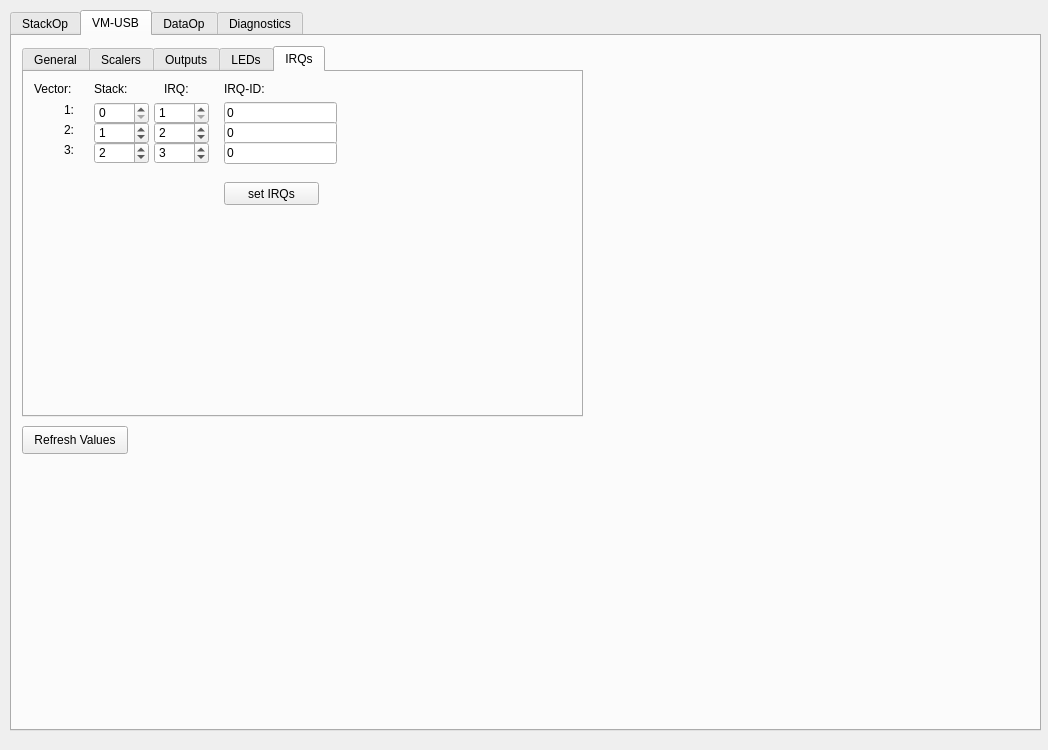
Above: mvmecontrol.ui from flueke/mvme before the change. Below: the same form after it.
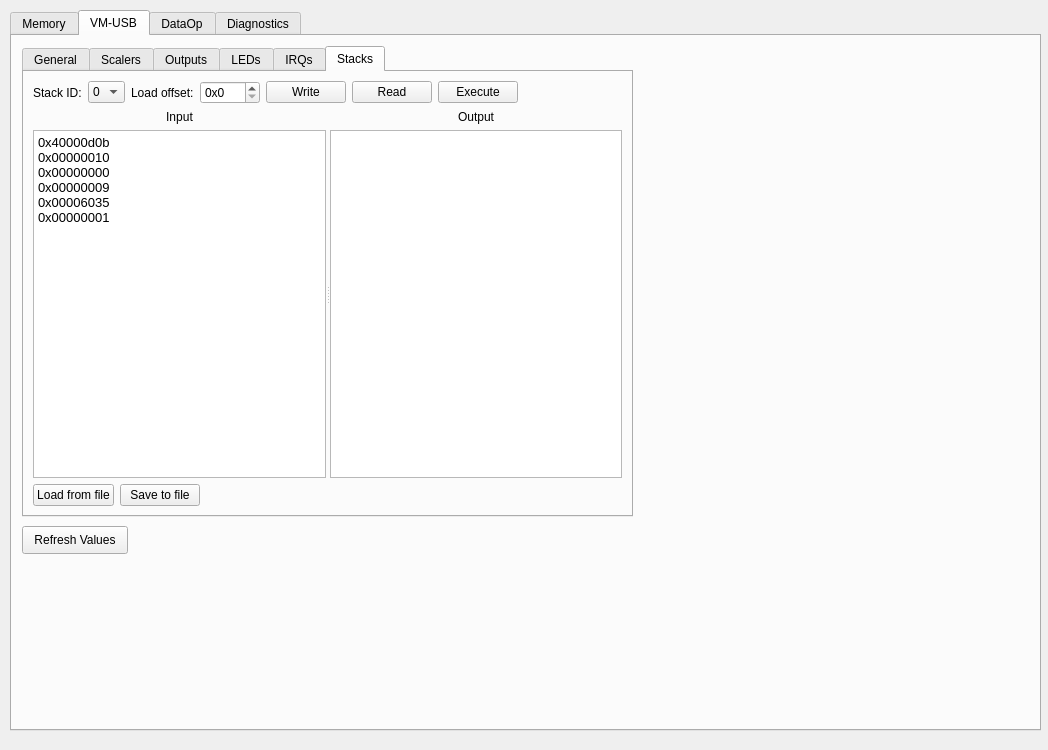
That is the form after the change.

Patch:
```diff
--- a/mvmecontrol.ui
+++ b/mvmecontrol.ui
@@ -27,7 +27,7 @@
    </property>
    <widget class="QWidget" name="StackOp">
     <attribute name="title">
-     <string>StackOp</string>
+     <string>Memory</string>
     </attribute>
     <widget class="QCheckBox" name="bigEndian">
      <property name="geometry">
@@ -796,70 +796,6 @@
      <layout class="QGridLayout" name="gridLayout_5">
       <item row="0" column="0" colspan="2">
        <layout class="QHBoxLayout" name="horizontalLayout_6">
-        <item>
-         <widget class="QLabel" name="label_7">
-          <property name="text">
-           <string>Stack</string>
-          </property>
-         </widget>
-        </item>
-        <item>
-         <widget class="QComboBox" name="stackNumber">
-          <property name="currentIndex">
-           <number>1</number>
-          </property>
-          <item>
-           <property name="text">
-            <string>Execute</string>
-           </property>
-          </item>
-          <item>
-           <property name="text">
-            <string>Memory</string>
-           </property>
-          </item>
-          <item>
-           <property name="text">
-            <string>0</string>
-           </property>
-          </item>
-          <item>
-           <property name="text">
-            <string>1</string>
-           </property>
-          </item>
-          <item>
-           <property name="text">
-            <string>2</string>
-           </property>
-          </item>
-          <item>
-           <property name="text">
-            <string>3</string>
-           </property>
-          </item>
-          <item>
-           <property name="text">
-            <string>4</string>
-           </property>
-          </item>
-          <item>
-           <property name="text">
-            <string>5</string>
-           </property>
-          </item>
-          <item>
-           <property name="text">
-            <string>6</string>
-           </property>
-          </item>
-          <item>
-           <property name="text">
-            <string>7</string>
-           </property>
-          </item>
-         </widget>
-        </item>
         <item>
          <widget class="QLabel" name="label_41">
           <property name="text">
@@ -1034,12 +970,12 @@
       <rect>
        <x>10</x>
        <y>10</y>
-       <width>561</width>
-       <height>371</height>
+       <width>611</width>
+       <height>471</height>
       </rect>
      </property>
      <property name="currentIndex">
-      <number>4</number>
+      <number>5</number>
      </property>
      <widget class="QWidget" name="tab">
       <attribute name="title">
@@ -1385,7 +1321,7 @@
         </rect>
        </property>
        <property name="minimum">
-        <number>1</number>
+        <number>0</number>
        </property>
        <property name="maximum">
         <number>7</number>
@@ -1469,7 +1405,7 @@
         </rect>
        </property>
        <property name="minimum">
-        <number>1</number>
+        <number>0</number>
        </property>
        <property name="maximum">
         <number>7</number>
@@ -1530,7 +1466,7 @@
         </rect>
        </property>
        <property name="minimum">
-        <number>1</number>
+        <number>0</number>
        </property>
        <property name="maximum">
         <number>7</number>
@@ -1566,12 +1502,219 @@
        </property>
       </widget>
      </widget>
+     <widget class="QWidget" name="tab_6">
+      <attribute name="title">
+       <string>Stacks</string>
+      </attribute>
+      <layout class="QVBoxLayout" name="verticalLayout_3" stretch="0,1,0">
+       <item>
+        <layout class="QHBoxLayout" name="horizontalLayout_8">
+         <item>
+          <widget class="QLabel" name="label_44">
+           <property name="text">
+            <string>Stack ID:</string>
+           </property>
+          </widget>
+         </item>
+         <item>
+          <widget class="QComboBox" name="stackNumber">
+           <property name="currentIndex">
+            <number>0</number>
+           </property>
+           <item>
+            <property name="text">
+             <string>0</string>
+            </property>
+           </item>
+           <item>
+            <property name="text">
+             <string>1</string>
+            </property>
+           </item>
+           <item>
+            <property name="text">
+             <string>2</string>
+            </property>
+           </item>
+           <item>
+            <property name="text">
+             <string>3</string>
+            </property>
+           </item>
+           <item>
+            <property name="text">
+             <string>4</string>
+            </property>
+           </item>
+           <item>
+            <property name="text">
+             <string>5</string>
+            </property>
+           </item>
+           <item>
+            <property name="text">
+             <string>6</string>
+            </property>
+           </item>
+           <item>
+            <property name="text">
+             <string>7</string>
+            </property>
+           </item>
+          </widget>
+         </item>
+         <item>
+          <widget class="QLabel" name="label_46">
+           <property name="text">
+            <string>Load offset:</string>
+           </property>
+          </widget>
+         </item>
+         <item>
+          <widget class="QSpinBox" name="stackLoadOffset">
+           <property name="prefix">
+            <string>0x</string>
+           </property>
+           <property name="maximum">
+            <number>1024</number>
+           </property>
+           <property name="displayIntegerBase">
+            <number>16</number>
+           </property>
+          </widget>
+         </item>
+         <item>
+          <widget class="QPushButton" name="pb_stackLoad">
+           <property name="text">
+            <string>Write</string>
+           </property>
+          </widget>
+         </item>
+         <item>
+          <widget class="QPushButton" name="pb_stackRead">
+           <property name="text">
+            <string>Read</string>
+           </property>
+          </widget>
+         </item>
+         <item>
+          <widget class="QPushButton" name="pb_stackExecute">
+           <property name="text">
+            <string>Execute</string>
+           </property>
+          </widget>
+         </item>
+         <item>
+          <spacer name="horizontalSpacer_4">
+           <property name="orientation">
+            <enum>Qt::Horizontal</enum>
+           </property>
+           <property name="sizeHint" stdset="0">
+            <size>
+             <width>40</width>
+             <height>20</height>
+            </size>
+           </property>
+          </spacer>
+         </item>
+        </layout>
+       </item>
+       <item>
+        <widget class="QSplitter" name="splitter">
+         <property name="orientation">
+          <enum>Qt::Horizontal</enum>
+         </property>
+         <widget class="QWidget" name="">
+          <layout class="QVBoxLayout" name="verticalLayout">
+           <item>
+            <widget class="QLabel" name="label_7">
+             <property name="text">
+              <string>Input</string>
+             </property>
+             <property name="alignment">
+              <set>Qt::AlignCenter</set>
+             </property>
+            </widget>
+           </item>
+           <item>
+            <widget class="QTextEdit" name="stackInput">
+             <property name="html">
+              <string>&lt;!DOCTYPE HTML PUBLIC &quot;-//W3C//DTD HTML 4.0//EN&quot; &quot;http://www.w3.org/TR/REC-html40/strict.dtd&quot;&gt;
+&lt;html&gt;&lt;head&gt;&lt;meta name=&quot;qrichtext&quot; content=&quot;1&quot; /&gt;&lt;style type=&quot;text/css&quot;&gt;
+p, li { white-space: pre-wrap; }
+&lt;/style&gt;&lt;/head&gt;&lt;body style=&quot; font-family:'Cantarell'; font-size:10pt; font-weight:400; font-style:normal;&quot;&gt;
+&lt;p style=&quot; margin-top:0px; margin-bottom:0px; margin-left:0px; margin-right:0px; -qt-block-indent:0; text-indent:0px;&quot;&gt;0x40000d0b&lt;/p&gt;
+&lt;p style=&quot; margin-top:0px; margin-bottom:0px; margin-left:0px; margin-right:0px; -qt-block-indent:0; text-indent:0px;&quot;&gt;0x00000010&lt;/p&gt;
+&lt;p style=&quot; margin-top:0px; margin-bottom:0px; margin-left:0px; margin-right:0px; -qt-block-indent:0; text-indent:0px;&quot;&gt;0x00000000&lt;/p&gt;
+&lt;p style=&quot; margin-top:0px; margin-bottom:0px; margin-left:0px; margin-right:0px; -qt-block-indent:0; text-indent:0px;&quot;&gt;0x00000009&lt;/p&gt;
+&lt;p style=&quot; margin-top:0px; margin-bottom:0px; margin-left:0px; margin-right:0px; -qt-block-indent:0; text-indent:0px;&quot;&gt;0x00006035&lt;/p&gt;
+&lt;p style=&quot; margin-top:0px; margin-bottom:0px; margin-left:0px; margin-right:0px; -qt-block-indent:0; text-indent:0px;&quot;&gt;0x00000001&lt;/p&gt;&lt;/body&gt;&lt;/html&gt;</string>
+             </property>
+             <property name="acceptRichText">
+              <bool>false</bool>
+             </property>
+            </widget>
+           </item>
+          </layout>
+         </widget>
+         <widget class="QWidget" name="">
+          <layout class="QVBoxLayout" name="verticalLayout_2">
+           <item>
+            <widget class="QLabel" name="label_45">
+             <property name="text">
+              <string>Output</string>
+             </property>
+             <property name="alignment">
+              <set>Qt::AlignCenter</set>
+             </property>
+            </widget>
+           </item>
+           <item>
+            <widget class="QTextEdit" name="stackOutput"/>
+           </item>
+          </layout>
+         </widget>
+        </widget>
+       </item>
+       <item>
+        <layout class="QHBoxLayout" name="horizontalLayout_9">
+         <item>
+          <widget class="QPushButton" name="pb_stackFileLoad">
+           <property name="text">
+            <string>Load from file</string>
+           </property>
+          </widget>
+         </item>
+         <item>
+          <widget class="QPushButton" name="pb_stackFileSave">
+           <property name="text">
+            <string>Save to file</string>
+           </property>
+          </widget>
+         </item>
+         <item>
+          <spacer name="horizontalSpacer_3">
+           <property name="orientation">
+            <enum>Qt::Horizontal</enum>
+           </property>
+           <property name="sizeHint" stdset="0">
+            <size>
+             <width>40</width>
+             <height>20</height>
+            </size>
+           </property>
+          </spacer>
+         </item>
+        </layout>
+       </item>
+      </layout>
+     </widget>
     </widget>
     <widget class="QPushButton" name="pb_refreshValues">
      <property name="geometry">
       <rect>
        <x>10</x>
-       <y>390</y>
+       <y>490</y>
        <width>106</width>
        <height>28</height>
       </rect>
```
Left out of the diff: 342 changed lines with no effect on the pictures.
